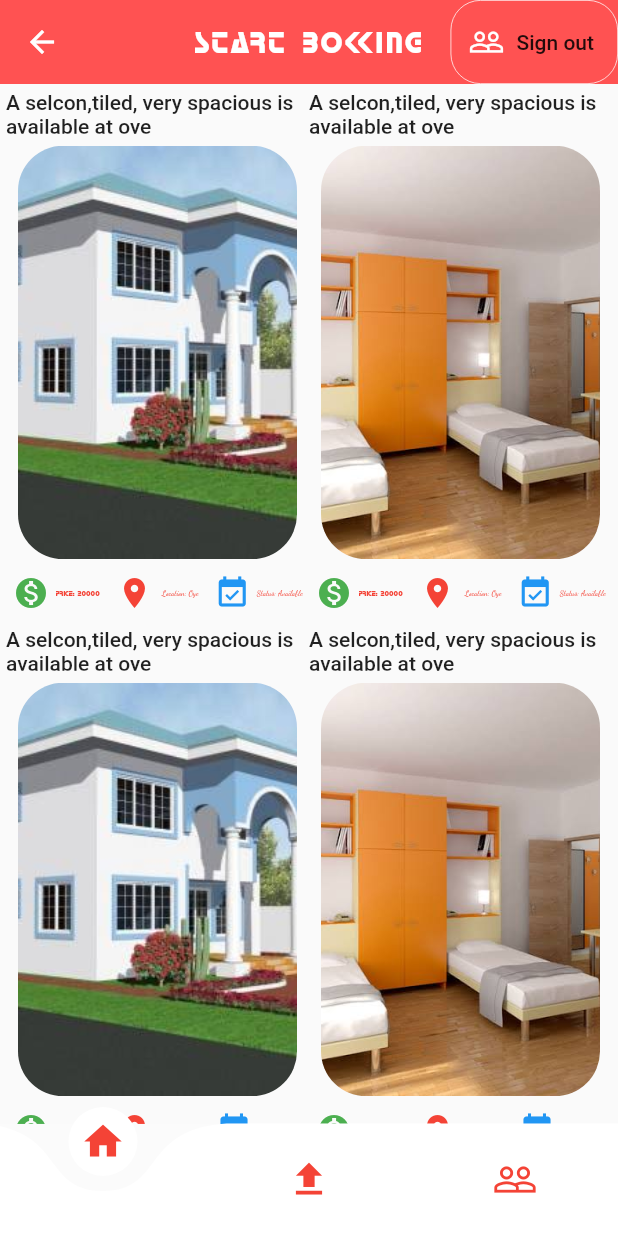
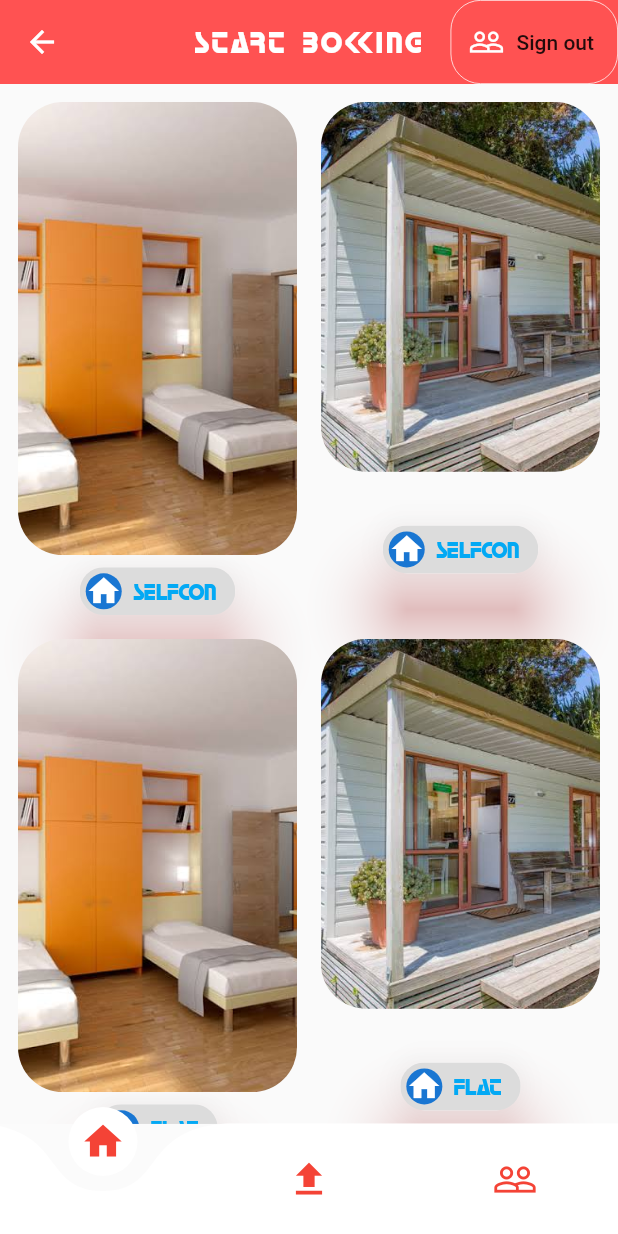
Before and after one commit to Milimeter/Fhouse, a Flutter app: the HomePage screen opened by its route, on a phone screen of 412 x 824 dp. Run offline on Flutter 3.47's test engine with Material 2 defaults, Android fonts, the phone set to English and light mode, and no system bars; drawn by our look-alikes of curved_navigation_bar; our stand-ins replace animated_text_kit, cloud_firestore, firebase_auth, hexcolor, intro_slider; missing offline and left inert: animator; accounts and stored records are empty.

Commit message:
ui was edited

```diff
--- a/lib/PostListWiget/Post.dart
+++ b/lib/PostListWiget/Post.dart
@@ -1,5 +1,6 @@
 import 'package:carousel_slider/carousel_slider.dart';
 import 'package:fhouse/models/PostModel.dart';
+import 'package:flutter/cupertino.dart';
 import 'package:flutter/material.dart';
 
 
@@ -33,19 +34,13 @@ class _PostsState extends State<Posts> {
               flex: 1,
               child: FlatButton(
                 padding: EdgeInsets.all(0.0),
-                highlightColor: Colors.redAccent[100],
+                highlightColor: Colors.white12,
                 onPressed: (){
                   Navigator.push(context, createRoute());
                 },
                 child: Column(
                   children: <Widget>[
-                    Expanded(
-                      child: Container(
-                        child: Text(
-                          widget.posts.description
-                        ),
-                      ),
-                    ),
+
                     Expanded(
                       flex: 10,
                       child: Padding(
@@ -54,7 +49,7 @@ class _PostsState extends State<Posts> {
                           decoration: BoxDecoration(
                             borderRadius: BorderRadius.circular(30),
                             image: DecorationImage(
-                              image: widget.posts.houseimage[1],
+                              image: widget.posts.houseimage[2],
                               fit: BoxFit.cover
                             )
                           ),
@@ -62,69 +57,24 @@ class _PostsState extends State<Posts> {
                       ),
                     ),
                     Expanded(
-                      flex: 1,
-                      child: Row(
-                        mainAxisAlignment: MainAxisAlignment.spaceEvenly,
-                        children: <Widget>[
-                         Expanded(
-                           child: Row(
-                             mainAxisAlignment: MainAxisAlignment.spaceEvenly,
-                             children: <Widget>[
-                               Icon(
-                                 Icons.monetization_on,color: Colors.green,
-                               ),
-                               Text(
-                                 "Price: ${widget.posts.price}",
-                                 style: TextStyle(
-                                     fontFamily: "Horizon",
-                                     color: Colors.red,
-                                     fontSize: 5
-                                 ),
-                               ),
-                             ],
-                           ),
-                         ),
-                          Expanded(
-                            child: Row(
-                              mainAxisAlignment: MainAxisAlignment.spaceEvenly,
-                              children: <Widget>[
-                                Icon(
-                                  Icons.location_on,color: Colors.red,
-                                ),
-                                Text(
-                                  "Location: ${widget.posts.location}",
-                                  style: TextStyle(
-                                      fontFamily: "Dancing Script",
-                                      color: Colors.red,
-                                      fontSize: 5
-                                  ),
-                                ),
-
-                              ],
-                            ),
+                      child: Chip(
+                        shadowColor: Colors.redAccent,
+                        elevation: 20.0,
+                        avatar: CircleAvatar(
+                          child: Icon(
+                              Icons.home
                           ),
-                          Expanded(
-                            child: Row(
-                              mainAxisAlignment: MainAxisAlignment.spaceEvenly,
-                              children: <Widget>[
-                                Icon(
-                                  Icons.event_available,color: Colors.blue,
-                                ),
-                                Text(
-                                  "Status: ${widget.posts.state}",
-                                  style: TextStyle(
-                                      fontFamily: "Dancing Script",
-                                      color: Colors.red,
-                                      fontSize: 5
-                                  ),
-                                ),
-
-                              ],
-                            ),
+                        ),
+                        label:  Text(
+                          widget.posts.type,
+                          style: TextStyle(
+                              fontFamily: "Horizon",
+                              color: Colors.lightBlue,
+                              fontSize: 15
                           ),
-                        ],
+                        ),
                       ),
-                    )
+                    ),
                   ],
                 ),
               ),
@@ -133,28 +83,21 @@ class _PostsState extends State<Posts> {
               flex: 1,
               child: FlatButton(
                 padding: EdgeInsets.all(0.0),
-                highlightColor: Colors.redAccent[100],
+                highlightColor: Colors.white12,
                 onPressed: (){
                   Navigator.push(context, createRoute());
                 },
                 child: Column(
                   children: <Widget>[
                     Expanded(
-                      child: Container(
-                        child: Text(
-                            widget.posts.description
-                        ),
-                      ),
-                    ),
-                    Expanded(
-                      flex: 10,
+                      flex: 3,
                       child: Padding(
                         padding: const EdgeInsets.all(8.0),
                         child: Container(
                           decoration: BoxDecoration(
                               borderRadius: BorderRadius.circular(30),
                               image: DecorationImage(
-                                  image: widget.posts.houseimage[2],
+                                  image: widget.posts.houseimage[0],
                                   fit: BoxFit.cover
                               )
                           ),
@@ -162,69 +105,24 @@ class _PostsState extends State<Posts> {
                       ),
                     ),
                     Expanded(
-                      flex: 1,
-                      child: Row(
-                        mainAxisAlignment: MainAxisAlignment.spaceEvenly,
-                        children: <Widget>[
-                          Expanded(
-                            child: Row(
-                              mainAxisAlignment: MainAxisAlignment.spaceEvenly,
-                              children: <Widget>[
-                                Icon(
-                                  Icons.monetization_on,color: Colors.green,
-                                ),
-                                Text(
-                                  "Price: ${widget.posts.price}",
-                                  style: TextStyle(
-                                      fontFamily: "Horizon",
-                                      color: Colors.red,
-                                      fontSize: 5
-                                  ),
-                                ),
-                              ],
-                            ),
+                      child: Chip(
+                        shadowColor: Colors.redAccent,
+                        elevation: 20.0,
+                        avatar: CircleAvatar(
+                          child: Icon(
+                              Icons.home
                           ),
-                          Expanded(
-                            child: Row(
-                              mainAxisAlignment: MainAxisAlignment.spaceEvenly,
-                              children: <Widget>[
-                                Icon(
-                                  Icons.location_on,color: Colors.red,
-                                ),
-                                Text(
-                                  "Location: ${widget.posts.location}",
-                                  style: TextStyle(
-                                      fontFamily: "Dancing Script",
-                                      color: Colors.red,
-                                      fontSize: 5
-                                  ),
-                                ),
-
-                              ],
-                            ),
+                        ),
+                        label:  Text(
+                          widget.posts.type,
+                          style: TextStyle(
+                              fontFamily: "Horizon",
+                              color: Colors.lightBlue,
+                              fontSize: 15
                           ),
-                          Expanded(
-                            child: Row(
-                              mainAxisAlignment: MainAxisAlignment.spaceEvenly,
-                              children: <Widget>[
-                                Icon(
-                                  Icons.event_available,color: Colors.blue,
-                                ),
-                                Text(
-                                  "Status: ${widget.posts.state}",
-                                  style: TextStyle(
-                                      fontFamily: "Dancing Script",
-                                      color: Colors.red,
-                                      fontSize: 5
-                                  ),
-                                ),
-
-                              ],
-                            ),
-                          ),
-                        ],
+                        ),
                       ),
-                    )
+                    ),
                   ],
                 ),
               ),
@@ -271,16 +169,42 @@ class _RoutePageState extends State<RoutePage> {
           return <Widget>[
             SliverAppBar(
               backgroundColor: Colors.red,
-              expandedHeight: 250,
+              expandedHeight: 270,
               floating: false,
               pinned: true,
               title: Text("FHOUSE",style: TextStyle(fontSize: 30,fontFamily: "Horizon",color: Colors.white70),),
               centerTitle: true,
               flexibleSpace: FlexibleSpaceBar(
                 centerTitle: true,
-                background: Image(
-                  image: widget.post.houseimage[2],
-                  fit: BoxFit.cover,
+                background: CarouselSlider.builder(
+                  itemCount: widget.post.houseimage.length,
+                  itemBuilder: (context,index)=>
+                      Container(
+                        foregroundDecoration: BoxDecoration(
+                          gradient: LinearGradient(
+                            colors: [
+                              Colors.transparent,
+                              Colors.white
+                            ],
+                            begin: Alignment.topCenter,
+                            end: Alignment.bottomCenter
+                          )
+                        ),
+                        margin: EdgeInsets.all(0.0),
+                        decoration: BoxDecoration(
+                            image: DecorationImage(
+                              image: widget.post.houseimage[index],
+                              fit: BoxFit.cover,
+                            )
+                        ),
+                      ),
+                  options: CarouselOptions(
+                      height: 300,
+                      autoPlay: true,
+                      autoPlayAnimationDuration: Duration(milliseconds: 2000),
+                      initialPage: 1,
+                      autoPlayInterval: Duration(milliseconds: 2000),
+                  ),
                 ),
               ),
             )
@@ -290,39 +214,36 @@ class _RoutePageState extends State<RoutePage> {
           child: Column(
             crossAxisAlignment: CrossAxisAlignment.center,
             children: <Widget>[
+              SizedBox(height: 10),
               Expanded(
-                flex: 1,
+                flex: 3,
                 child: Container(
+
                   child: Text(
                     widget.post.description,
                     style: TextStyle(
                       letterSpacing: 4.0,
                       fontSize: 20.0,
-                      color: Colors.black45
+                      color: Colors.black
                     ),
                   ),
                 ),
               ),
               Expanded(
-                flex: 9,
-                child: Container(
-                  child: CarouselSlider.builder(
-                    itemCount: widget.post.houseimage.length,
-                    itemBuilder: (context,index)=>
-                    Container(
-                      decoration: BoxDecoration(
-                        image: DecorationImage(
-                          image: widget.post.houseimage[index],
-                          fit: BoxFit.cover,
-                        )
-                      ),
+                child: Chip(
+                  shadowColor: Colors.redAccent,
+                  elevation: 20.0,
+                  avatar: CircleAvatar(
+                    child: Icon(
+                        Icons.home
                     ),
-                    options: CarouselOptions(
-                      height: 300,
-                      autoPlay: true,
-                      autoPlayAnimationDuration: Duration(milliseconds: 800),
-                      initialPage: 1,
-                      autoPlayInterval: Duration(milliseconds: 800)
+                  ),
+                  label:  Text(
+                    widget.post.type,
+                    style: TextStyle(
+                        fontFamily: "Horizon",
+                        color: Colors.lightBlue,
+                        fontSize: 15
                     ),
                   ),
                 ),
@@ -333,62 +254,75 @@ class _RoutePageState extends State<RoutePage> {
                   mainAxisAlignment: MainAxisAlignment.spaceEvenly,
                   children: <Widget>[
                     Expanded(
-                      child: Row(
-                        mainAxisAlignment: MainAxisAlignment.spaceEvenly,
-                        children: <Widget>[
-                          Icon(
-                            Icons.monetization_on,color: Colors.green,
+                     child: Chip(
+                       avatar: CircleAvatar(
+                         child: Icon(
+                           Icons.monetization_on
+                         ),
+                       ),
+                       label: Text(
+                         "State:${widget.post.price}",
+                         style: TextStyle(
+                             fontFamily: "Horizon",
+                             color: Colors.green,
+                             fontSize: 10
+                         ),
+                       ),
+                     ),
+                    ),
+                    Expanded(
+                      child: Chip(
+                        avatar: CircleAvatar(
+                          child: Icon(
+                              Icons.location_on
                           ),
-                          Text(
-                            "Price: ${widget.post.price}",
-                            style: TextStyle(
-                                fontFamily: "Horizon",
-                                color: Colors.red,
-                                fontSize: 15
-                            ),
+                        ),
+                        label: Text(
+                          "Location:${widget.post.location}",
+                          style: TextStyle(
+                              fontFamily: "Horizon",
+                              color: Colors.green,
+                              fontSize: 10
                           ),
-                        ],
+                        ),
                       ),
                     ),
                     Expanded(
-                      child: Row(
-                        mainAxisAlignment: MainAxisAlignment.spaceEvenly,
-                        children: <Widget>[
-                          Icon(
-                            Icons.location_on,color: Colors.red,
+                      child: Chip(
+                        avatar: CircleAvatar(
+                          child: Icon(
+                              Icons.stars
                           ),
-                          Text(
-                            "Location: ${widget.post.location}",
-                            style: TextStyle(
-                                fontFamily: "Dancing Script",
-                                color: Colors.red,
-                                fontSize: 15
-                            ),
+                        ),
+                        label:  Text(
+                          "Status:${widget.post.state}",
+                          style: TextStyle(
+                              fontFamily: "Horizon",
+                              color: Colors.green,
+                              fontSize: 12
                           ),
-
-                        ],
-                      ),
-                    ),
-                    Expanded(
-                      child: Row(
-                        mainAxisAlignment: MainAxisAlignment.spaceEvenly,
-                        children: <Widget>[
-                          Icon(
-                            Icons.event_available,color: Colors.blue,
-                          ),
-                          Text(
-                            "Status: ${widget.post.state}",
-                            style: TextStyle(
-                                fontFamily: "Dancing Script",
-                                color: Colors.red,
-                                fontSize: 15
-                            ),
-                          ),
-
-                        ],
+                        ),
                       ),
                     ),
                   ],
+                ),
+              ),
+              RaisedButton(
+                highlightColor: Colors.lightBlue,
+                onPressed: (){
+
+                },
+                shape: RoundedRectangleBorder(
+                  borderRadius: BorderRadius.all(Radius.circular(20)),
+                ),
+                color: Colors.blueAccent,
+                child: Text(
+                  "Book now",
+                  style: TextStyle(
+                    fontFamily: "Horizon",
+                    fontSize: 30.0,
+                    color: Colors.white
+                  ),
                 ),
               )
             ],
--- a/lib/models/PostModel.dart
+++ b/lib/models/PostModel.dart
@@ -11,11 +11,13 @@ class PostModel{
   String location;
   String state;
   String description;
-  PostModel(List<AssetImage> housephoto, int price,String location,String state,String disc){
+  String type;
+  PostModel(List<AssetImage> housephoto, int price,String location,String state,String disc,String type){
     this.houseimage=housephoto;
    this.price=price;
    this.location=location;
    this.state=state;
    this.description=disc;
+   this.type=type;
   }
 }
--- a/lib/screens/HomeScreen.dart
+++ b/lib/screens/HomeScreen.dart
@@ -6,21 +6,19 @@ import 'package:flutter/material.dart';
 class HomeScreen extends StatefulWidget {
   //List of asset image for sample
   static List<AssetImage> houseImagetoPosts=[
-    AssetImage("assets/bernard-hermant-c4Ccpa8sMlI-unsplash .jpg"),
+    AssetImage("assets/selfcon.jpeg"),
     AssetImage("assets/flat.jpeg"),
     AssetImage("assets/hoste.jpeg"),
-    AssetImage("hostel.jpeg"),
-    AssetImage("selfcon.jpeg"),
   ];
 
   //List of post,each of this posts items contains list of images above
   List<PostModel> posts=[
-    PostModel(houseImagetoPosts,20000,"Oye","Available","A selcon,tiled, very spacious is available at oye"),
-    PostModel(houseImagetoPosts,50000,"Oye","Booked","A selcon,tiled, very spacious is available at oye"),
-    PostModel(houseImagetoPosts,10000,"Oye","Available","A selcon,tiled, very spacious is available at oye"),
-    PostModel(houseImagetoPosts,50000,"Oye","Booked","A selcon,tiled, very spacious is available at oye"),
-    PostModel(houseImagetoPosts,20000,"Oye","Available","A selcon,tiled, very spacious is available at oye"),
-    PostModel(houseImagetoPosts,80000,"Oye","Available","A selcon,tiled, very spacious is available at oye"),
+    PostModel(houseImagetoPosts,20000,"Oye","Available","A selcon,tiled, very spacious is available at oye,location ikole ekity oye,very spacious can contain two or more people together click the blue button bellow to get the house","SELFCON"),
+    PostModel(houseImagetoPosts,50000,"Oye","Booked","A selcon,tiled, very spacious is available at oye,location ikole ekity oye,very spacious can contain two or more people together click the blue button bellow to get the house","FLAT"),
+    PostModel(houseImagetoPosts,10000,"Oye","Available","A selcon,tiled, very spacious is available at oye,location ikole ekity oye,very spacious can contain two or more people together click the blue button bellow to get the house","FLAT"),
+    PostModel(houseImagetoPosts,50000,"Oye","Booked","A selcon,tiled, very spacious is available at oye,location ikole ekity oye,very spacious can contain two or more people together click the blue button bellow to get the house","SELFCON"),
+    PostModel(houseImagetoPosts,20000,"Oye","Available","A selcon,tiled, very spacious is available at oye,location ikole ekity oye,very spacious can contain two or more people together click the blue button bellow to get the house","SINGLE ROOM"),
+    PostModel(houseImagetoPosts,80000,"Oye","Available","A selcon,tiled, very spacious is available at oye,location ikole ekity oye,very spacious can contain two or more people together click the blue button bellow to get the house","SINGLE ROOM"),
   ];
   @override
   _HomeScreenState createState() => _HomeScreenState();
```
